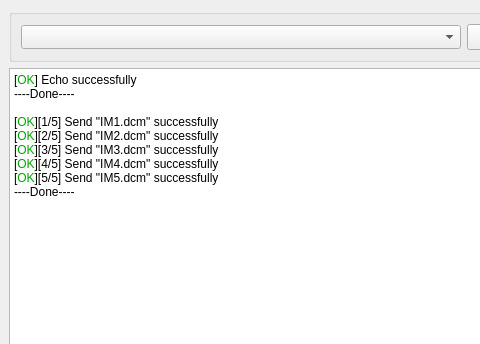
The window that DicomSender/mainwindow.ui (khangthk/DicomSender) describes before a commit, drawn with Qt 5; both pictures show x 0 to 480 and y 0 to 344 of the 850 by 555 pixel window.
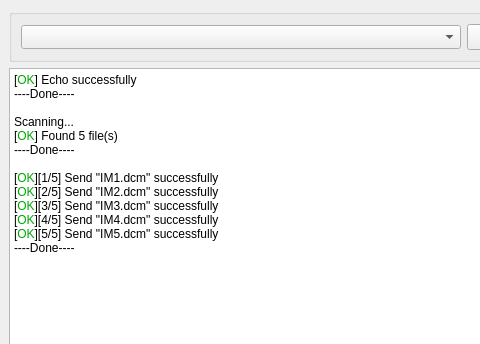
The same window after the commit. Icons and pictures are not drawn.

Commit message: [sender] Show scan information

Diff of the .ui file:
```diff
--- a/DicomSender/mainwindow.ui
+++ b/DicomSender/mainwindow.ui
@@ -70,6 +70,10 @@
 &lt;p style=&quot; margin-top:0px; margin-bottom:0px; margin-left:0px; margin-right:0px; -qt-block-indent:0; text-indent:0px;&quot;&gt;[&lt;span style=&quot; color:#00a500;&quot;&gt;OK&lt;/span&gt;] Echo successfully&lt;/p&gt;
 &lt;p style=&quot; margin-top:0px; margin-bottom:0px; margin-left:0px; margin-right:0px; -qt-block-indent:0; text-indent:0px;&quot;&gt;----Done----&lt;/p&gt;
 &lt;p style=&quot;-qt-paragraph-type:empty; margin-top:0px; margin-bottom:0px; margin-left:0px; margin-right:0px; -qt-block-indent:0; text-indent:0px;&quot;&gt;&lt;br /&gt;&lt;/p&gt;
+&lt;p style=&quot; margin-top:0px; margin-bottom:0px; margin-left:0px; margin-right:0px; -qt-block-indent:0; text-indent:0px;&quot;&gt;Scanning...&lt;/p&gt;
+&lt;p style=&quot; margin-top:0px; margin-bottom:0px; margin-left:0px; margin-right:0px; -qt-block-indent:0; text-indent:0px;&quot;&gt;[&lt;span style=&quot; color:#00a500;&quot;&gt;OK&lt;/span&gt;] Found 5 file(s)&lt;/p&gt;
+&lt;p style=&quot; margin-top:0px; margin-bottom:0px; margin-left:0px; margin-right:0px; -qt-block-indent:0; text-indent:0px;&quot;&gt;----Done----&lt;/p&gt;
+&lt;p style=&quot;-qt-paragraph-type:empty; margin-top:0px; margin-bottom:0px; margin-left:0px; margin-right:0px; -qt-block-indent:0; text-indent:0px;&quot;&gt;&lt;br /&gt;&lt;/p&gt;
 &lt;p style=&quot; margin-top:0px; margin-bottom:0px; margin-left:0px; margin-right:0px; -qt-block-indent:0; text-indent:0px;&quot;&gt;[&lt;span style=&quot; color:#00a500;&quot;&gt;OK&lt;/span&gt;][1/5] Send &amp;quot;IM1.dcm&amp;quot; successfully&lt;/p&gt;
 &lt;p style=&quot; margin-top:0px; margin-bottom:0px; margin-left:0px; margin-right:0px; -qt-block-indent:0; text-indent:0px;&quot;&gt;[&lt;span style=&quot; color:#00a500;&quot;&gt;OK&lt;/span&gt;][2/5] Send &amp;quot;IM2.dcm&amp;quot; successfully&lt;/p&gt;
 &lt;p style=&quot; margin-top:0px; margin-bottom:0px; margin-left:0px; margin-right:0px; -qt-block-indent:0; text-indent:0px;&quot;&gt;[&lt;span style=&quot; color:#00a500;&quot;&gt;OK&lt;/span&gt;][3/5] Send &amp;quot;IM3.dcm&amp;quot; successfully&lt;/p&gt;
```
The commit also changes 1 other file.
